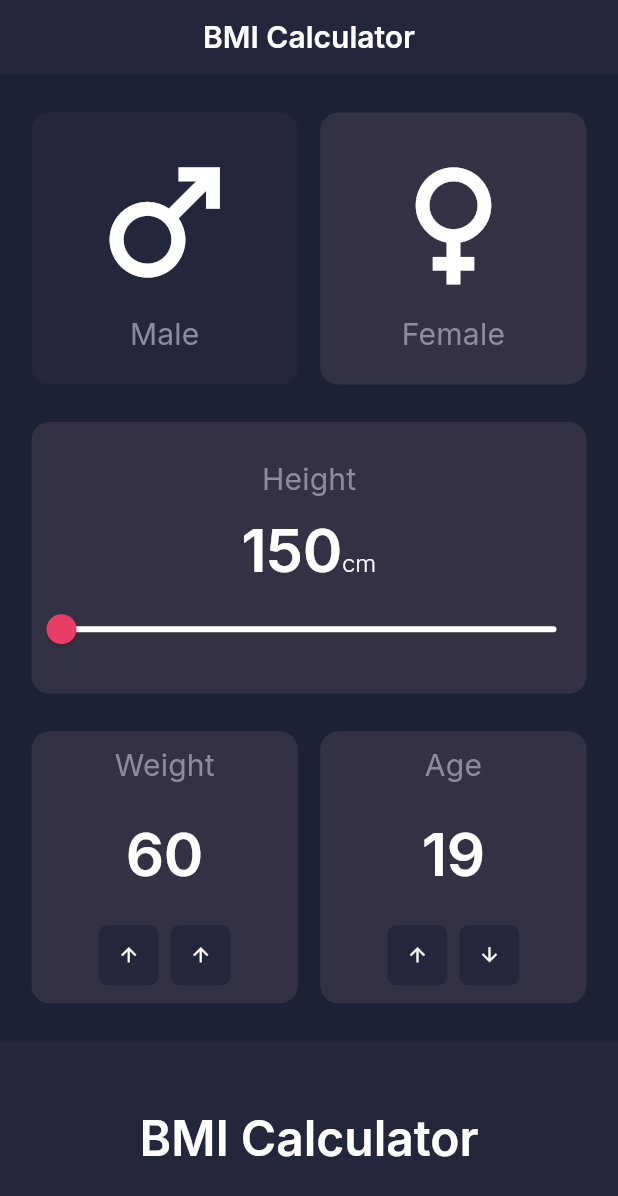
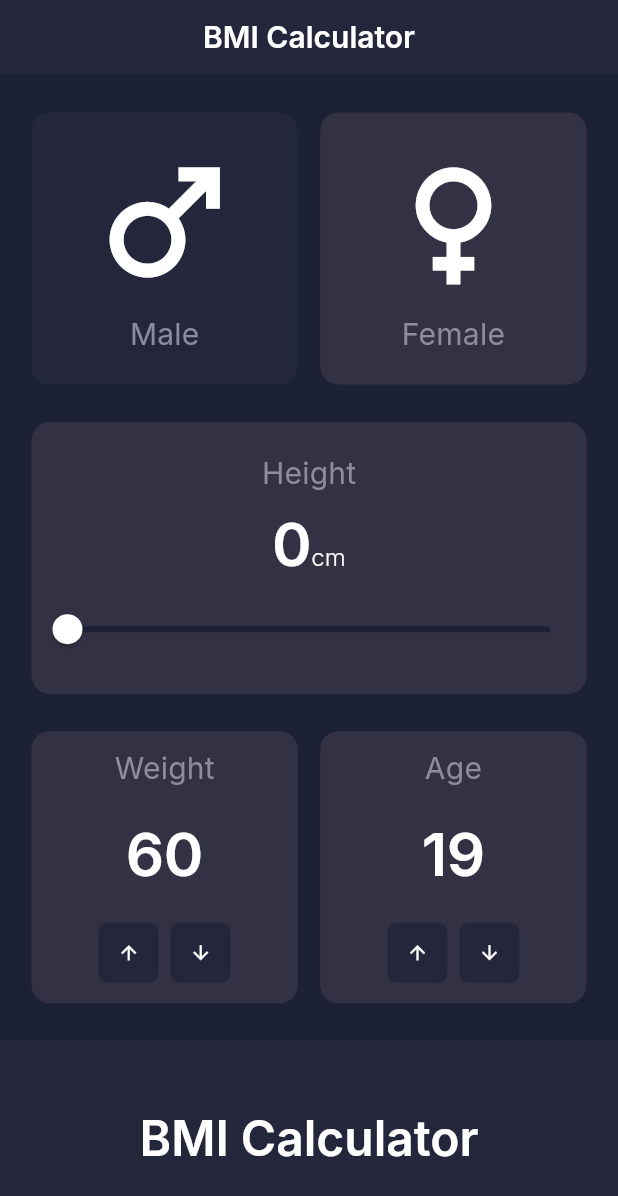
Before and after one commit to mdzarepour/Flutter_Bmi_Calculator, a Flutter app: the screen it shows after launch, after a tap on "Male", on a phone screen of 412 x 824 dp. Shown: the top 1196 px of the screen. Run offline on Flutter 3.47's test engine with Material 3 defaults, Android fonts, the phone set to English and light mode, and no system bars; our stand-ins replace google_fonts.

Commit message:
InputScreen slider selection feature added & refactored

```diff
--- a/lib/core/constants/app_strings.dart
+++ b/lib/core/constants/app_strings.dart
@@ -1,5 +1,10 @@
 class AppStrings {
   AppStrings._();
   static const String inputAppBarTitle = 'BMI Calculator';
-  static const String inpuCalculateButtonText = 'BMI Calculator';
+  static const String inputCalculateButtonText = 'BMI Calculator';
+  static const String inputMaleLable = 'Male';
+  static const String inputFemaleLable = 'Female';
+  static const String inputHeightLable = 'Height';
+  static const String inputWeightLable = 'Weight';
+  static const String inputAgeLable = 'Age';
 }
--- a/lib/core/theme/app_theme.dart
+++ b/lib/core/theme/app_theme.dart
@@ -11,25 +11,23 @@ class AppTheme {
     filledButtonTheme: _getFilledButtonTheme(),
     iconTheme: _getIconTheme(),
     sliderTheme: _getSliderTheme(),
-    iconButtonTheme: IconButtonThemeData(
+    iconButtonTheme: _getIconButtonTheme(),
+  );
+
+  static IconButtonThemeData _getIconButtonTheme() {
+    return IconButtonThemeData(
       style: IconButton.styleFrom(
         shape: RoundedRectangleBorder(borderRadius: BorderRadius.circular(6)),
         backgroundColor: AppColors.materialSecondBlue,
       ),
-    ),
-  );
+    );
+  }
 
   static SliderThemeData _getSliderTheme() {
     return const SliderThemeData(
-      activeTrackColor: AppColors.materialPink,
-      inactiveTrackColor: AppColors.materialWhite,
-      trackHeight: 4.0,
-      thumbColor: AppColors.materialPink,
-      overlayColor: AppColors.materialPink,
-      thumbShape: RoundSliderThumbShape(enabledThumbRadius: 10.0),
-      overlayShape: RoundSliderOverlayShape(overlayRadius: 20.0),
-      valueIndicatorColor: AppColors.materialPink,
-      valueIndicatorTextStyle: TextStyle(color: Colors.white, fontSize: 14),
+      // overlayColor: Colors.white,
+      thumbColor: Colors.white,
+      activeTrackColor: Colors.white,
     );
   }
 
--- /dev/null
+++ b/lib/data/dummy_data/dummy_bmi.dart
@@ -0,0 +1,8 @@
+import 'package:bmi_calculator/data/models/bmi_model.dart';
+
+BmiModel bmiModel = BmiModel(
+  age: 0,
+  gender: Gender.ungender,
+  height: 0.0,
+  weight: 0.0,
+);
--- a/lib/models/bmi_model.dart
+++ b/lib/data/models/bmi_model.dart
@@ -15,9 +15,6 @@ class BmiModel {
   double weight;
   int age;
 
-  // Gender get getSelectedGender {
-  //   return gender;
-  // }
   Color get femaleSelectioColor {
     if (gender == Gender.female) {
       return AppColors.materialSecondBlue;
--- a/lib/screens/input_screen/components/calculation_button.dart
+++ b/lib/screens/input_screen/components/calculation_button.dart
@@ -10,7 +10,7 @@ class CalculateButton extends StatelessWidget {
       child: FilledButton(
         style: Theme.of(context).filledButtonTheme.style,
         onPressed: () {},
-        child: const Text(AppStrings.inpuCalculateButtonText),
+        child: const Text(AppStrings.inputCalculateButtonText),
       ),
     );
   }
--- a/lib/screens/input_screen/components/multi_child_input_widget.dart
+++ b/lib/screens/input_screen/components/multi_child_input_widget.dart
@@ -1,7 +1,5 @@
-import 'package:bmi_calculator/screens/input_screen/components/card_widget.dart';
 import 'package:flutter/material.dart';
 
-//TODO get theme from texttheme -->
 class MultiChildInputWidget extends StatelessWidget {
   const MultiChildInputWidget({
     super.key,
--- a/lib/screens/input_screen/input_screen.dart
+++ b/lib/screens/input_screen/input_screen.dart
@@ -1,17 +1,12 @@
+import 'package:bmi_calculator/core/constants/app_colors.dart';
 import 'package:bmi_calculator/core/constants/app_strings.dart';
-import 'package:bmi_calculator/models/bmi_model.dart';
+import 'package:bmi_calculator/data/dummy_data/dummy_bmi.dart';
+import 'package:bmi_calculator/data/models/bmi_model.dart';
 import 'package:bmi_calculator/screens/input_screen/components/calculation_button.dart';
 import 'package:bmi_calculator/screens/input_screen/components/card_widget.dart';
 import 'package:bmi_calculator/screens/input_screen/components/multi_child_input_widget.dart';
 import 'package:bmi_calculator/screens/input_screen/components/single_childe_input_widget.dart';
 import 'package:flutter/material.dart';
-
-BmiModel bmiModel = BmiModel(
-  age: 0,
-  gender: Gender.ungender,
-  height: 0.0,
-  weight: 0.0,
-);
 
 class InputPage extends StatefulWidget {
   const InputPage({super.key});
@@ -21,6 +16,7 @@ class InputPage extends StatefulWidget {
 }
 
 class _InputPageState extends State<InputPage> {
+  double _heightValue = 0.0;
   @override
   Widget build(BuildContext context) {
     final TextTheme textTheme = Theme.of(context).textTheme;
@@ -35,17 +31,16 @@ class _InputPageState extends State<InputPage> {
             leftSideWidget: InputCardWidget(
               cardColor: bmiModel.maleSelectioColor,
               cardChild: GestureDetector(
-                onTap: () {
-                  setState(() {
-                    bmiModel.gender = Gender.male;
-                  });
-                },
+                onTap: () => _genderSelection(Gender.male),
                 child: Column(
                   mainAxisAlignment: MainAxisAlignment.center,
                   spacing: 5,
                   children: [
                     const Icon(Icons.male),
-                    Text(style: textTheme.titleMedium, 'Male'),
+                    Text(
+                      style: textTheme.titleMedium,
+                      AppStrings.inputMaleLable,
+                    ),
                   ],
                 ),
               ),
@@ -53,33 +48,40 @@ class _InputPageState extends State<InputPage> {
             rightSideWidget: InputCardWidget(
               cardColor: bmiModel.femaleSelectioColor,
               cardChild: GestureDetector(
-                onTap: () {
-                  setState(() {
-                    bmiModel.gender = Gender.female;
-                  });
-                },
+                onTap: () => _genderSelection(Gender.female),
                 child: Column(
                   mainAxisAlignment: MainAxisAlignment.center,
                   spacing: 5,
                   children: [
                     const Icon(Icons.female),
-                    Text(style: textTheme.titleMedium, 'Female'),
+                    Text(
+                      style: textTheme.titleMedium,
+                      AppStrings.inputFemaleLable,
+                    ),
                   ],
                 ),
               ),
             ),
           ),
           SingleChildInputWidget(
-            heightValue: 150,
-            slider: Slider(value: 0, onChanged: (value) {}),
+            heightValue: _heightValue,
+            slider: Slider(
+              min: 0,
+              max: 220,
+              value: _heightValue,
+              onChanged: (value) => setState(() => _heightValue = value),
+              onChangeEnd: (value) => bmiModel.height = value,
+            ),
           ),
           MultiChildInputWidget(
             leftSideWidget: InputCardWidget(
               cardChild: Column(
                 mainAxisAlignment: MainAxisAlignment.spaceAround,
-                spacing: 5,
                 children: [
-                  Text(style: textTheme.titleMedium, 'Weight'),
+                  Text(
+                    style: textTheme.titleMedium,
+                    AppStrings.inputWeightLable,
+                  ),
                   Text(style: textTheme.displayLarge, '60'),
                   Row(
                     mainAxisAlignment: MainAxisAlignment.center,
@@ -90,7 +92,7 @@ class _InputPageState extends State<InputPage> {
                       ),
                       IconButton(
                         onPressed: () {},
-                        icon: const Icon(size: 15, Icons.arrow_upward),
+                        icon: const Icon(size: 15, Icons.arrow_downward),
                       ),
                     ],
                   ),
@@ -100,9 +102,8 @@ class _InputPageState extends State<InputPage> {
             rightSideWidget: InputCardWidget(
               cardChild: Column(
                 mainAxisAlignment: MainAxisAlignment.spaceAround,
-                spacing: 5,
                 children: [
-                  Text(style: textTheme.titleMedium, 'Age'),
+                  Text(style: textTheme.titleMedium, AppStrings.inputAgeLable),
                   Text(style: textTheme.displayLarge, '19'),
                   Row(
                     mainAxisAlignment: MainAxisAlignment.center,
@@ -126,4 +127,8 @@ class _InputPageState extends State<InputPage> {
       ),
     );
   }
+
+  void _genderSelection(Gender gender) {
+    setState(() => bmiModel.gender = gender);
+  }
 }
```
